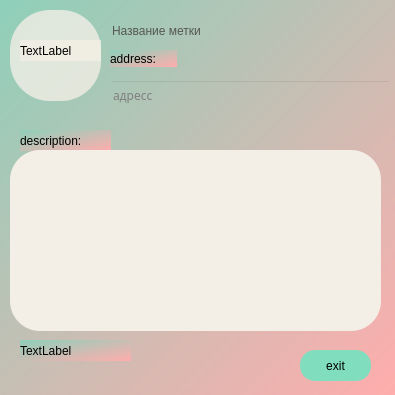
This is client/openlabel.ui in AleksandraSorokovikova/MyPlace as Qt 5 draws it before an edit. The edited form follows.
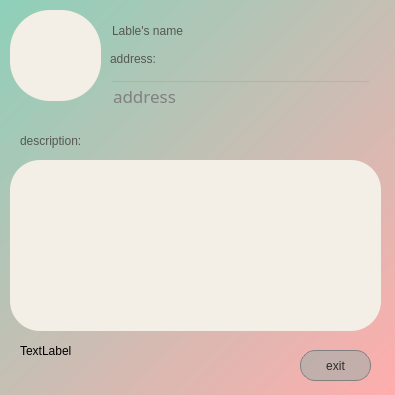
This is the edited form.

Diff of the .ui file:
```diff
--- a/client/openlabel.ui
+++ b/client/openlabel.ui
@@ -26,7 +26,9 @@
     </rect>
    </property>
    <property name="styleSheet">
-    <string notr="true">font: 75 11pt &quot;Gayathri&quot;;</string>
+    <string notr="true">font: 13pt &quot;Avenir next&quot;;
+color:rgb(85, 87, 83);
+background:transparent;</string>
    </property>
    <property name="text">
     <string>address:</string>
@@ -42,7 +44,9 @@
     </rect>
    </property>
    <property name="styleSheet">
-    <string notr="true">font: 75 14pt &quot;Gayathri&quot;;</string>
+    <string notr="true">color:rgb(85, 87, 83);
+font: 14pt &quot;Avenir next&quot;;
+background:transparent;</string>
    </property>
    <property name="text">
     <string>description:</string>
@@ -58,9 +62,13 @@
     </rect>
    </property>
    <property name="styleSheet">
-    <string notr="true">border-radius: 15px;
-background: rgb(128,221,190);
-font: 75 14pt &quot;Gayathri&quot;;</string>
+    <string notr="true">color:rgb(42, 44, 42);
+border: 1px solid rgb(85, 87, 83);
+border-radius: 15px;
+background:rgba(153, 173, 167,140);
+border: 1px solid gray;
+font: 85 19pt &quot;Avenir next&quot;;
+</string>
    </property>
    <property name="text">
     <string>exit</string>
@@ -76,7 +84,8 @@
     </rect>
    </property>
    <property name="styleSheet">
-    <string notr="true">font: 75 14pt &quot;Gayathri&quot;;</string>
+    <string notr="true">font: 75 14pt &quot;Avenir next&quot;;
+background:transparent;</string>
    </property>
    <property name="text">
     <string>TextLabel</string>
@@ -85,16 +94,15 @@
   <widget class="QTextEdit" name="description">
    <property name="geometry">
     <rect>
-     <x>10</x>
-     <y>150</y>
-     <width>371</width>
-     <height>181</height>
+     <x>20</x>
+     <y>170</y>
+     <width>351</width>
+     <height>151</height>
     </rect>
    </property>
    <property name="styleSheet">
-    <string notr="true">background: rgba(243, 239, 230);
-color: rgb(110, 109, 111);
-border-radius: 30px;</string>
+    <string notr="true">background:transparent;
+color: rgb(110, 109, 111);</string>
    </property>
    <property name="readOnly">
     <bool>true</bool>
@@ -105,15 +113,15 @@
     <rect>
      <x>110</x>
      <y>80</y>
-     <width>281</width>
+     <width>261</width>
      <height>31</height>
     </rect>
    </property>
    <property name="font">
     <font>
-     <family>Gayathri</family>
-     <pointsize>9</pointsize>
-     <weight>9</weight>
+     <family>Avenir next</family>
+     <pointsize>13</pointsize>
+     <weight>50</weight>
      <italic>false</italic>
      <bold>false</bold>
     </font>
@@ -125,7 +133,7 @@
 </string>
    </property>
    <property name="text">
-    <string>адресс</string>
+    <string>address</string>
    </property>
    <property name="readOnly">
     <bool>true</bool>
@@ -136,7 +144,7 @@
     <rect>
      <x>110</x>
      <y>10</y>
-     <width>281</width>
+     <width>271</width>
      <height>41</height>
     </rect>
    </property>
@@ -147,7 +155,7 @@
 </string>
    </property>
    <property name="text">
-    <string>Название метки</string>
+    <string>Lable's name</string>
    </property>
    <property name="frame">
     <bool>false</bool>
@@ -166,7 +174,7 @@
     </rect>
    </property>
    <property name="styleSheet">
-    <string notr="true">background:rgba(243, 239, 230, 200);
+    <string notr="true">background: rgba(243, 239, 230);
 border-radius:40px;</string>
    </property>
    <property name="frameShape">
@@ -178,17 +186,48 @@
    <widget class="QLabel" name="type">
     <property name="geometry">
      <rect>
-      <x>10</x>
+      <x>0</x>
       <y>30</y>
       <width>81</width>
       <height>21</height>
      </rect>
     </property>
+    <property name="styleSheet">
+     <string notr="true">background: transparent;
+color:transparent;</string>
+    </property>
     <property name="text">
      <string>TextLabel</string>
     </property>
    </widget>
   </widget>
+  <widget class="QLabel" name="label">
+   <property name="geometry">
+    <rect>
+     <x>10</x>
+     <y>160</y>
+     <width>371</width>
+     <height>171</height>
+    </rect>
+   </property>
+   <property name="styleSheet">
+    <string notr="true">background: rgba(243, 239, 230);
+color: rgb(110, 109, 111);
+border-radius: 30px;</string>
+   </property>
+   <property name="text">
+    <string/>
+   </property>
+  </widget>
+  <zorder>label_2</zorder>
+  <zorder>label_3</zorder>
+  <zorder>pushButton</zorder>
+  <zorder>nickname</zorder>
+  <zorder>address</zorder>
+  <zorder>name</zorder>
+  <zorder>frame</zorder>
+  <zorder>label</zorder>
+  <zorder>description</zorder>
  </widget>
  <resources/>
  <connections/>
```
Left out of the diff: 4 changed lines with no effect on the pictures.
